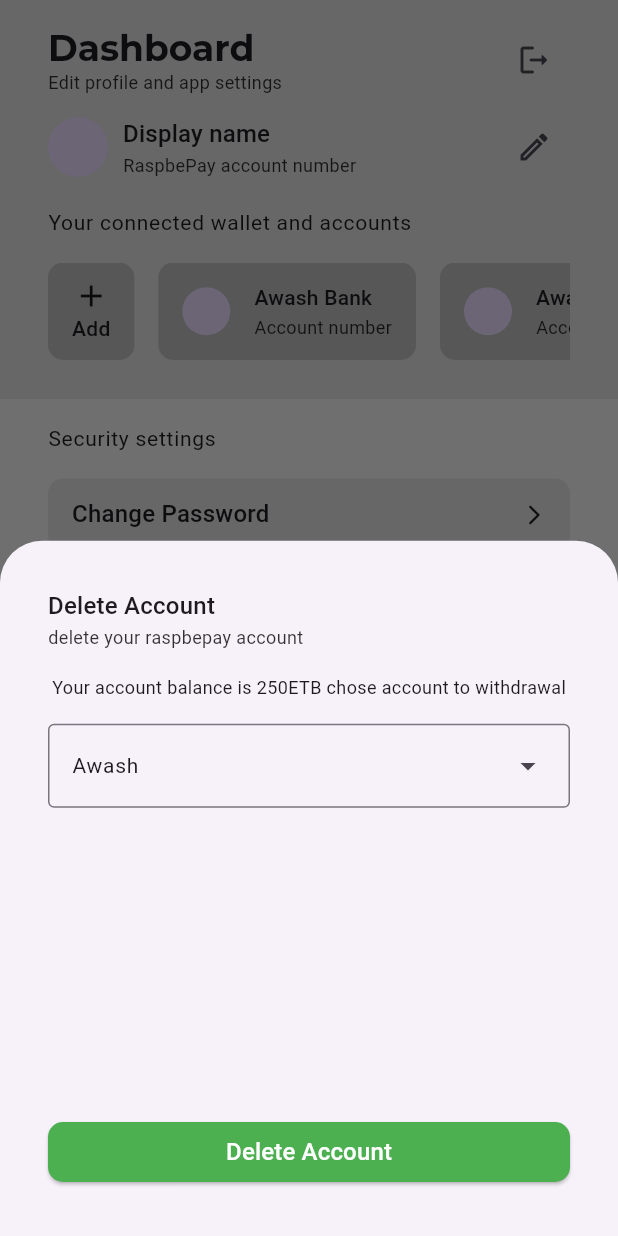
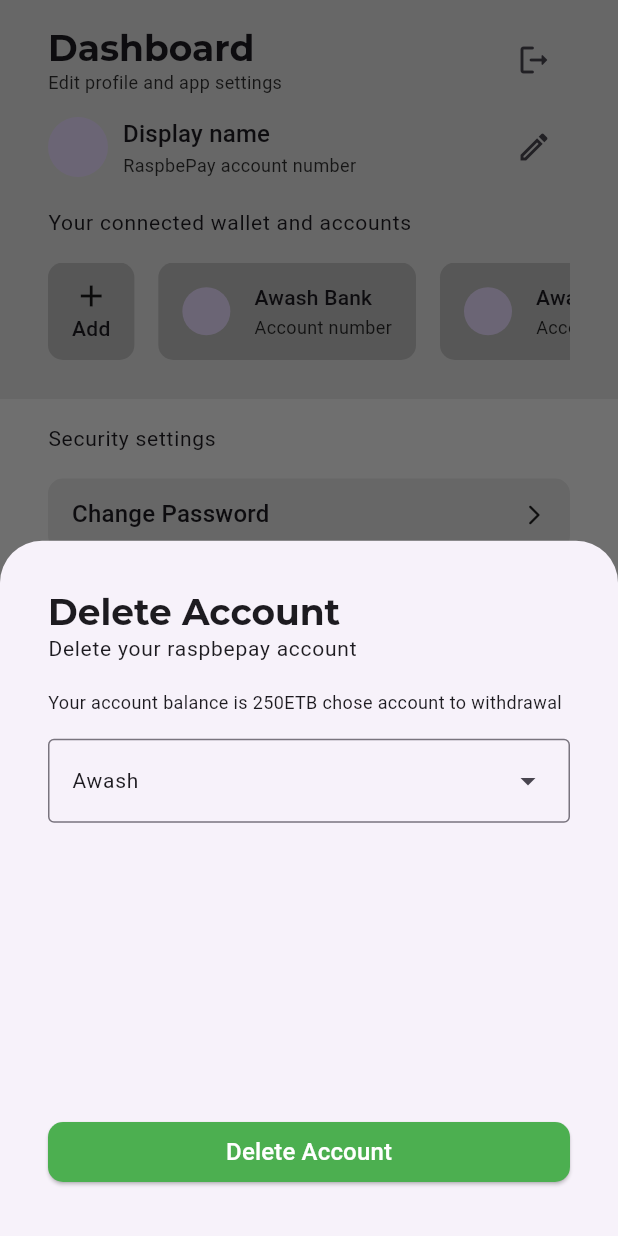
Before and after one commit to DagmawiIsaiah/RaspbePay, a Flutter app: the DashboardScreen screen opened by its route, after a tap on "Delete Account", on a phone screen of 412 x 824 dp. Run offline on Flutter 3.47's test engine with Material 3 defaults, Android fonts, the phone set to English and light mode, and no system bars; our stand-ins replace google_fonts; missing offline and left inert: flutter_verification_code.

Commit message:
create change password and delete account view

```diff
--- a/lib/screens/dashboard.dart
+++ b/lib/screens/dashboard.dart
@@ -1,6 +1,7 @@
 import 'package:flutter/material.dart';
 
 import 'package:myapp/constants.dart';
+import 'package:myapp/widgets/change_password_view.dart';
 import '../widgets/widgets.dart';
 
 class DashboardScreen extends StatelessWidget {
@@ -127,111 +128,9 @@ class DashboardScreen extends StatelessWidget {
                         style: Theme.of(context).textTheme.bodyLarge,
                       ),
                     ),
-                    InkWell(
-                      onTap: () {},
-                      child: Container(
-                        decoration: BoxDecoration(
-                          color: Colors.grey[300],
-                          borderRadius: BorderRadius.circular(10),
-                        ),
-                        padding: EdgeInsets.symmetric(
-                          horizontal: 16,
-                          vertical: 12,
-                        ),
-                        child: Row(
-                          children: [
-                            Text(
-                              "Change Password",
-                              style: Theme.of(context).textTheme.titleMedium,
-                            ),
-                            const Spacer(),
-                            Icon(
-                              Icons.arrow_forward_ios_rounded,
-                              size: 16,
-                            ),
-                          ],
-                        ),
-                      ),
-                    ),
+                    const ChangePasswordView(),
                     const SizedBox(height: 10),
-                    InkWell(
-                      onTap: () {
-                        showModalBottomSheet(
-                          context: context,
-                          builder: (context) => Container(
-                            padding: const EdgeInsets.symmetric(
-                              horizontal: 32,
-                              vertical: 32,
-                            ),
-                            child: Column(
-                              children: [
-                                CustomListTile(
-                                  title: "Delete Account",
-                                  subtitle: "delete your raspbepay account",
-                                ),
-                                Padding(
-                                  padding: const EdgeInsets.symmetric(
-                                    vertical: 16,
-                                  ),
-                                  child: Text(
-                                    "Your account balance is 250ETB chose account to withdrawal",
-                                  ),
-                                ),
-                                SizedBox(
-                                  width: double.maxFinite,
-                                  child: DropdownMenu(
-                                    width: double.maxFinite,
-                                    initialSelection: 0,
-                                    onSelected: (value) {},
-                                    dropdownMenuEntries: [
-                                      ...accounts
-                                          .map(
-                                            (account) => DropdownMenuEntry(
-                                              value: accounts.indexOf(account),
-                                              label: account,
-                                            ),
-                                          )
-                                          .toList(),
-                                    ],
-                                  ),
-                                ),
-                                const Spacer(),
-                                SizedBox(
-                                  width: double.maxFinite,
-                                  child: ElevatedButton(
-                                    onPressed: () {},
-                                    child: Text("Delete Account"),
-                                  ),
-                                ),
-                              ],
-                            ),
-                          ),
-                        );
-                      },
-                      child: Container(
-                        decoration: BoxDecoration(
-                          color: Colors.grey[300],
-                          borderRadius: BorderRadius.circular(10),
-                        ),
-                        padding: EdgeInsets.symmetric(
-                          horizontal: 16,
-                          vertical: 12,
-                        ),
-                        child: Row(
-                          children: [
-                            Text(
-                              "Delete Account",
-                              style: Theme.of(context).textTheme.titleMedium,
-                            ),
-                            const Spacer(),
-                            Icon(
-                              Icons.arrow_forward_ios_rounded,
-                              size: 16,
-                            ),
-                          ],
-                        ),
-                      ),
-                    ),
+                    const DeleteAccountView(),
                     Padding(
                       padding: const EdgeInsets.symmetric(vertical: 16),
                       child: Text(
@@ -249,8 +148,8 @@ class DashboardScreen extends StatelessWidget {
                       leading: null,
                     ),
                     CustomListTile(
-                      title: "Enable dark mode",
-                      subtitle: "Use this to change the theme",
+                      title: "Feedback",
+                      subtitle: "Send a feedback",
                       trailing: Icon(Icons.arrow_forward_ios_rounded),
                       leading: null,
                     ),
--- a/lib/screens/verify_phone.dart
+++ b/lib/screens/verify_phone.dart
@@ -1,5 +1,4 @@
 import 'package:flutter/material.dart';
-
 import 'package:flutter_verification_code/flutter_verification_code.dart';
 
 class VerifyPhoneScreen extends StatefulWidget {
--- /dev/null
+++ b/lib/widgets/change_password_view.dart
@@ -0,0 +1,129 @@
+import 'package:flutter/material.dart';
+
+class ChangePasswordView extends StatefulWidget {
+  const ChangePasswordView({super.key});
+
+  @override
+  State<ChangePasswordView> createState() => _ChangePasswordViewState();
+}
+
+class _ChangePasswordViewState extends State<ChangePasswordView> {
+  late TextEditingController _oldPasswordController;
+  late TextEditingController _passwordController;
+  late TextEditingController _confirmPasswordController;
+
+  @override
+  void initState() {
+    super.initState();
+    _oldPasswordController = TextEditingController();
+    _passwordController = TextEditingController();
+    _confirmPasswordController = TextEditingController();
+  }
+
+  @override
+  void dispose() {
+    _oldPasswordController.dispose();
+    _passwordController.dispose();
+    _confirmPasswordController.dispose();
+    super.dispose();
+  }
+
+  @override
+  Widget build(BuildContext context) {
+    return InkWell(
+      onTap: () {
+        showModalBottomSheet(
+          isScrollControlled: true,
+          showDragHandle: true,
+          useSafeArea: true,
+          context: context,
+          builder: (context) => Container(
+            padding: const EdgeInsets.symmetric(
+              horizontal: 32,
+              vertical: 16,
+            ),
+            child: Column(
+              crossAxisAlignment: CrossAxisAlignment.start,
+              children: [
+                Text(
+                  "Change Password",
+                  style: Theme.of(context).textTheme.titleLarge,
+                ),
+                Text(
+                  "Change your raspbepay account password",
+                  style: Theme.of(context).textTheme.bodyLarge,
+                ),
+                const SizedBox(height: 20),
+                TextField(
+                  controller: _oldPasswordController,
+                  obscureText: true,
+                  decoration: InputDecoration(
+                    labelText: "Old Password",
+                    border: OutlineInputBorder(
+                      borderRadius: BorderRadius.circular(10),
+                    ),
+                  ),
+                ),
+                const SizedBox(height: 10),
+                TextField(
+                  controller: _passwordController,
+                  obscureText: true,
+                  decoration: InputDecoration(
+                    labelText: "New Password",
+                    border: OutlineInputBorder(
+                      borderRadius: BorderRadius.circular(10),
+                    ),
+                  ),
+                ),
+                const SizedBox(height: 10),
+                TextField(
+                  controller: _confirmPasswordController,
+                  obscureText: true,
+                  decoration: InputDecoration(
+                    labelText: "Confirm Password",
+                    border: OutlineInputBorder(
+                      borderRadius: BorderRadius.circular(10),
+                    ),
+                  ),
+                ),
+                const SizedBox(height: 40),
+                SizedBox(
+                  width: double.maxFinite,
+                  child: ElevatedButton(
+                    onPressed: () {
+                      Navigator.of(context).pop();
+                    },
+                    child: Text("Change Password"),
+                  ),
+                ),
+              ],
+            ),
+          ),
+        );
+      },
+      child: Container(
+        decoration: BoxDecoration(
+          color: Colors.grey[300],
+          borderRadius: BorderRadius.circular(10),
+        ),
+        padding: EdgeInsets.symmetric(
+          horizontal: 16,
+          vertical: 12,
+        ),
+        child: Row(
+          children: [
+            Text(
+              "Change Password",
+              style: Theme.of(context).textTheme.titleMedium,
+            ),
+            const Spacer(),
+            Icon(
+              Icons.arrow_forward_ios_rounded,
+              size: 16,
+            ),
+          ],
+        ),
+      ),
+    );
+  }
+}
--- /dev/null
+++ b/lib/widgets/delete_account_view.dart
@@ -0,0 +1,169 @@
+import 'package:flutter/material.dart';
+import 'package:flutter_verification_code/flutter_verification_code.dart';
+
+class DeleteAccountView extends StatefulWidget {
+  const DeleteAccountView({super.key});
+
+  @override
+  State<DeleteAccountView> createState() => _DeleteAccountViewState();
+}
+
+class _DeleteAccountViewState extends State<DeleteAccountView> {
+  bool _onEditing = false;
+
+  @override
+  Widget build(BuildContext context) {
+    List<String> accounts = ["Awash", "Abissiniya"];
+    Size size = MediaQuery.of(context).size;
+
+    return InkWell(
+      onTap: () {
+        showModalBottomSheet(
+          context: context,
+          builder: (context) => Container(
+            padding: const EdgeInsets.symmetric(
+              horizontal: 32,
+              vertical: 32,
+            ),
+            child: Column(
+              crossAxisAlignment: CrossAxisAlignment.start,
+              children: [
+                Text(
+                  "Delete Account",
+                  style: Theme.of(context).textTheme.titleLarge,
+                ),
+                Text(
+                  "Delete your raspbepay account",
+                  style: Theme.of(context).textTheme.bodyLarge,
+                ),
+                Padding(
+                  padding: const EdgeInsets.symmetric(
+                    vertical: 16,
+                  ),
+                  child: Text(
+                    "Your account balance is 250ETB chose account to withdrawal",
+                  ),
+                ),
+                SizedBox(
+                  width: double.maxFinite,
+                  child: DropdownMenu(
+                    width: size.width - 64,
+                    initialSelection: 0,
+                    onSelected: (value) {},
+                    dropdownMenuEntries: [
+                      ...accounts
+                          .map(
+                            (account) => DropdownMenuEntry(
+                              value: accounts.indexOf(account),
+                              label: account,
+                            ),
+                          )
+                          .toList(),
+                    ],
+                  ),
+                ),
+                const Spacer(),
+                SizedBox(
+                  width: double.maxFinite,
+                  child: ElevatedButton(
+                    onPressed: () {
+                      Navigator.of(context).pop();
+                      showModalBottomSheet(
+                        context: context,
+                        builder: (context) => SingleChildScrollView(
+                          child: Container(
+                            padding: const EdgeInsets.symmetric(
+                              horizontal: 32,
+                              vertical: 32,
+                            ),
+                            child: Column(
+                              crossAxisAlignment: CrossAxisAlignment.start,
+                              children: [
+                                Text(
+                                  "OTP Verification",
+                                  style: Theme.of(context).textTheme.titleLarge,
+                                ),
+                                Text(
+                                  "Enter you 6 digit OTP sent to your sms",
+                                  style: Theme.of(context).textTheme.bodyLarge,
+                                ),
+                                const SizedBox(height: 40),
+                                VerificationCode(
+                                  textStyle:
+                                      Theme.of(context).textTheme.bodyLarge!,
+                                  keyboardType: TextInputType.number,
+                                  underlineColor: Colors.amber,
+                                  length: 6,
+                                  fullBorder: true,
+                                  cursorColor: Colors.blue,
+                                  onCompleted: (String value) {},
+                                  onEditing: (bool value) {
+                                    setState(() {
+                                      _onEditing = value;
+                                    });
+                                    if (!_onEditing)
+                                      FocusScope.of(context).unfocus();
+                                  },
+                                ),
+                                const SizedBox(height: 100),
+                                SizedBox(
+                                  width: double.maxFinite,
+                                  child: ElevatedButton(
+                                    onPressed: () {},
+                                    child: const Text(
+                                      "Verify",
+                                    ),
+                                  ),
+                                ),
+                                SizedBox(
+                                  width: double.maxFinite,
+                                  child: TextButton(
+                                    onPressed: () {},
+                                    child: Text(
+                                      "Didn't receive an OTP? Resend",
+                                      style: Theme.of(context)
+                                          .textTheme
+                                          .labelLarge,
+                                    ),
+                                  ),
+                                ),
+                              ],
+                            ),
+                          ),
+                        ),
+                      );
+                    },
+                    child: Text("Delete Account"),
+                  ),
+                ),
+              ],
+            ),
+          ),
+        );
+      },
+      child: Container(
+        decoration: BoxDecoration(
+          color: Colors.grey[300],
+          borderRadius: BorderRadius.circular(10),
+        ),
+        padding: EdgeInsets.symmetric(
+          horizontal: 16,
+          vertical: 12,
+        ),
+        child: Row(
+          children: [
+            Text(
+              "Delete Account",
+              style: Theme.of(context).textTheme.titleMedium,
+            ),
+            const Spacer(),
+            Icon(
+              Icons.arrow_forward_ios_rounded,
+              size: 16,
+            ),
+          ],
+        ),
+      ),
+    );
+  }
+}
--- a/lib/widgets/widgets.dart
+++ b/lib/widgets/widgets.dart
@@ -2,3 +2,4 @@ export 'operation_card.dart';
 export 'transaction_card.dart';
 export 'account_card.dart';
 export 'custom_list_tile.dart';
+export 'delete_account_view.dart';
```
